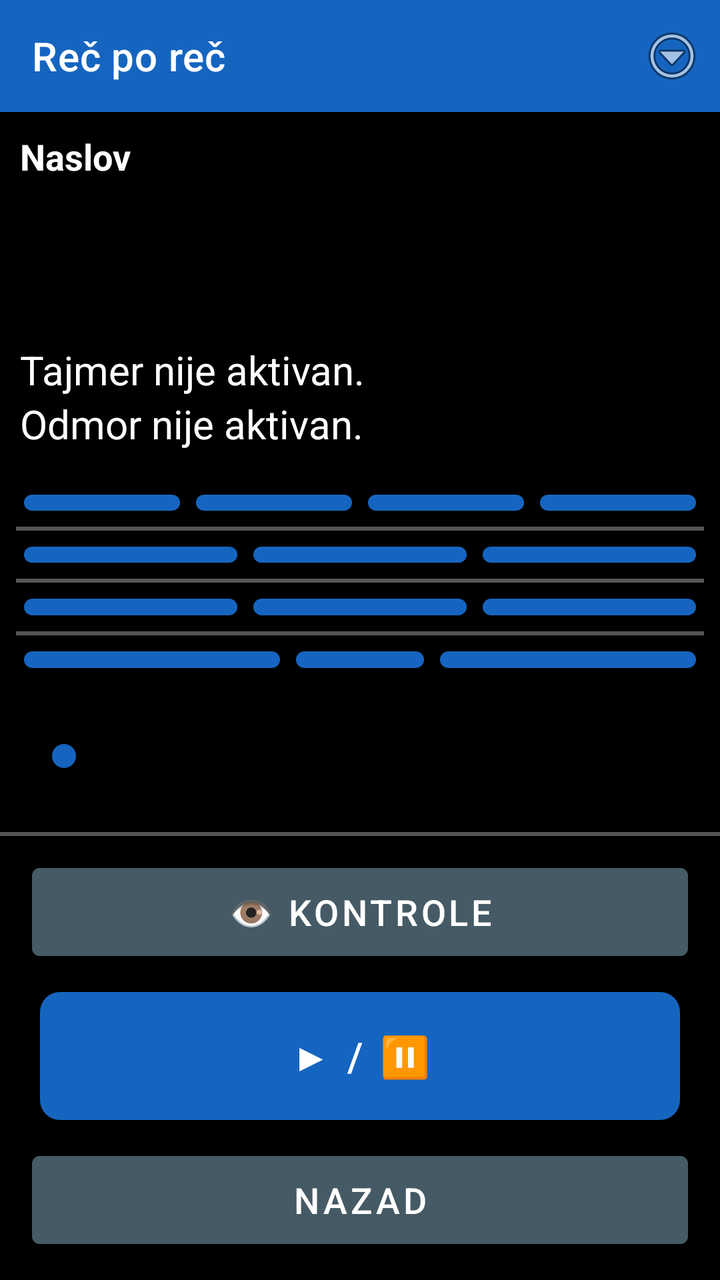
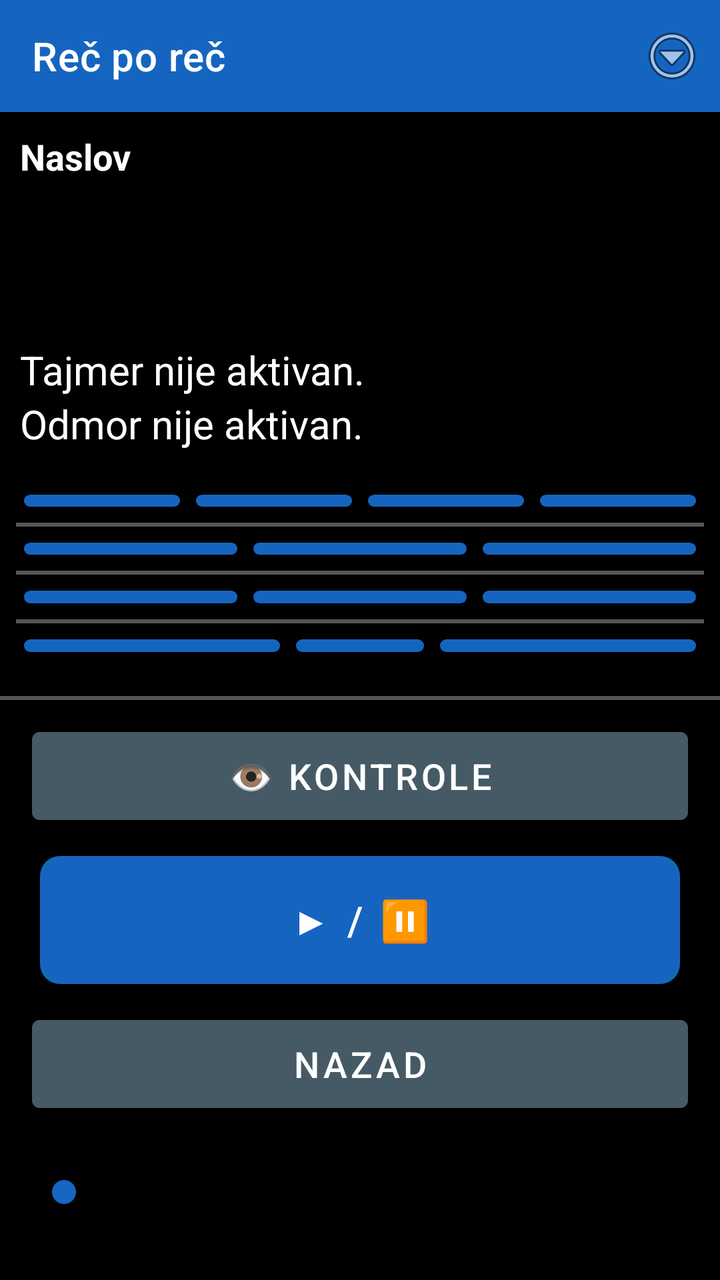

Compare the two renders of this Android layout. The source of the first and the diff that turns it into the second are given below.
<!-- AndroidManifest.xml: application theme Theme.RecPoRec -->
<!-- res/layout/activity_reader.xml -->
<?xml version="1.0" encoding="utf-8"?>
<LinearLayout xmlns:android="http://schemas.android.com/apk/res/android"
    xmlns:app="http://schemas.android.com/apk/res-auto"
    android:layout_width="match_parent"
    android:layout_height="match_parent"
    android:orientation="vertical"
    android:fitsSystemWindows="true"
    android:background="@color/background">

    
    <androidx.appcompat.widget.Toolbar
        android:id="@+id/toolbar"
        android:layout_width="match_parent"
        android:layout_height="?attr/actionBarSize"
        android:background="@color/btn_voice"
        android:titleTextColor="@color/text_primary"
        app:title="@string/app_name">

        <ImageButton
            android:id="@+id/btnOverflow"
            android:layout_width="48dp"
            android:layout_height="48dp"
            android:layout_gravity="end|center_vertical"
            android:background="@android:color/transparent"
            android:contentDescription="@string/menu_options_button"
            android:src="@android:drawable/ic_menu_more" />
    </androidx.appcompat.widget.Toolbar>

    
    <LinearLayout
        android:id="@+id/layoutStatus"
        android:layout_width="match_parent"
        android:layout_height="wrap_content"
        android:orientation="vertical"
        android:padding="10dp">

        <TextView
            android:id="@+id/textDocTitle"
            android:layout_width="match_parent"
            android:layout_height="wrap_content"
            android:textSize="18sp"
            android:textStyle="bold"
            android:textColor="@color/text_primary"
            android:maxLines="1"
            android:ellipsize="end"
            android:text="Naslov" />

        <TextView
            android:id="@+id/textPages"
            android:layout_width="match_parent"
            android:layout_height="wrap_content"
            android:textSize="20sp"
            android:textColor="@color/text_primary"
            android:accessibilityLiveRegion="polite" />

        <TextView
            android:id="@+id/textElapsed"
            android:layout_width="match_parent"
            android:layout_height="wrap_content"
            android:textSize="20sp"
            android:textColor="@color/text_primary" />

        <TextView
            android:id="@+id/textRemaining"
            android:layout_width="match_parent"
            android:layout_height="wrap_content"
            android:textSize="20sp"
            android:textColor="@color/text_primary" />

        <TextView
            android:id="@+id/textTimerStatus"
            android:layout_width="match_parent"
            android:layout_height="wrap_content"
            android:textSize="20sp"
            android:textColor="@color/text_primary"
            android:text="Tajmer nije aktivan." />

        <TextView
            android:id="@+id/textRestStatus"
            android:layout_width="match_parent"
            android:layout_height="wrap_content"
            android:textSize="20sp"
            android:textColor="@color/text_primary"
            android:text="Odmor nije aktivan." />
    </LinearLayout>

    
    <LinearLayout
        android:layout_width="match_parent"
        android:layout_height="0dp"
        android:layout_weight="1"
        android:orientation="vertical"
        android:padding="8dp">

        
        <LinearLayout
            android:id="@+id/layoutRow1"
            android:layout_width="match_parent"
            android:layout_height="0dp"
            android:layout_weight="1"
            android:orientation="horizontal">

            <Button android:id="@+id/btnBookmarks" style="@style/KeyButton"
                android:backgroundTint="@color/btn_goto_page"
                android:contentDescription="Oznake - dodaj, ukloni ili ukloni sve oznake u ovom dokumentu. Dug pritisak: brzo dodaj oznaku."
                android:textSize="18sp"
                android:text="🔖 Oznake" />

            <Button android:id="@+id/btnGoTo" style="@style/KeyButton"
                android:backgroundTint="@color/btn_goto_page"
                android:contentDescription="Idi na stranicu, minut ili oznaku. Dug pritisak: idi na početak dokumenta."
                android:textSize="18sp"
                android:text="➜ Idi na" />

            <Button android:id="@+id/btnSelectAll" style="@style/KeyButton"
                android:backgroundTint="@color/btn_combined"
                android:contentDescription="Odaberi sve. Dug pritisak: kopiraj odabrano."
                android:textSize="18sp"
                android:text="Odaberi sve" />

            <Button android:id="@+id/btnSearchText" style="@style/KeyButton"
                android:backgroundTint="@color/btn_goto_page"
                android:contentDescription="Pretraži tekst dokumenta. Dug pritisak: ponovi poslednju pretragu."
                android:textSize="18sp"
                android:text="🔍 Pretraga" />
        </LinearLayout>

        
        <View
            android:id="@+id/dividerRow1"
            android:layout_width="match_parent"
            android:layout_height="2dp"
            android:layout_marginTop="4dp"
            android:layout_marginBottom="4dp"
            android:background="@color/slider_track"
            android:importantForAccessibility="no" />

        
        <LinearLayout
            android:id="@+id/layoutRow2"
            android:layout_width="match_parent"
            android:layout_height="0dp"
            android:layout_weight="1"
            android:orientation="horizontal">

            <Button android:id="@+id/btnPrevChapter" style="@style/KeyButton"
                android:backgroundTint="@color/btn_chapter"
                android:contentDescription="@string/btn_prev_chapter"
                android:textSize="18sp"
                android:text="⏮ Poglavlje" />

            <Button android:id="@+id/btnAutoScroll" style="@style/KeyButton"
                android:backgroundTint="@color/btn_combined"
                android:contentDescription="Automatski listaj dokument."
                android:text="Automatski listaj" />

            <Button android:id="@+id/btnNextChapter" style="@style/KeyButton"
                android:backgroundTint="@color/btn_chapter"
                android:contentDescription="@string/btn_next_chapter"
                android:textSize="18sp"
                android:text="Poglavlje ⏭" />
        </LinearLayout>

        <View
            android:id="@+id/dividerRow2"
            android:layout_width="match_parent"
            android:layout_height="2dp"
            android:layout_marginTop="4dp"
            android:layout_marginBottom="4dp"
            android:background="@color/slider_track"
            android:importantForAccessibility="no" />

        
        <LinearLayout
            android:id="@+id/layoutRow3"
            android:layout_width="match_parent"
            android:layout_height="0dp"
            android:layout_weight="1"
            android:orientation="horizontal">

            <Button android:id="@+id/btnTimer" style="@style/KeyButton"
                android:backgroundTint="@color/btn_timer"
                android:contentDescription="@string/btn_timer"
                android:text="⏱ Tajmer" />

            <Button android:id="@+id/btnWakeUp" style="@style/KeyButton"
                android:backgroundTint="@color/btn_wakeup"
                android:contentDescription="Probudi me u tačno vreme. Dug pritisak: isključi buđenje."
                android:textSize="18sp"
                android:text="⏰ Probudi" />

            <Button android:id="@+id/btnScheduleReading" style="@style/KeyButton"
                android:backgroundTint="@color/btn_voice"
                android:contentDescription="Zakaži čitanje."
                android:text="Zakaži čitanje" />
        </LinearLayout>

        <View
            android:id="@+id/dividerRow3"
            android:layout_width="match_parent"
            android:layout_height="2dp"
            android:layout_marginTop="4dp"
            android:layout_marginBottom="4dp"
            android:background="@color/slider_track"
            android:importantForAccessibility="no" />

        
        <LinearLayout
            android:id="@+id/layoutRow5"
            android:layout_width="match_parent"
            android:layout_height="0dp"
            android:layout_weight="1"
            android:orientation="horizontal">

            <Button android:id="@+id/btnStepBack" style="@style/KeyButton"
                android:layout_weight="2"
                android:backgroundTint="@color/btn_page_nav"
                android:contentDescription="@string/slider_back"
                android:text="◀ 5%" />

            <Button android:id="@+id/btnRemindMe" style="@style/KeyButton"
                android:backgroundTint="@color/btn_timer"
                android:contentDescription="Podsetnik, vraća dokument unazad. Dug pritisak: ponovi poslednji podsetnik."
                android:textSize="18sp"
                android:text="⏰ Podseti" />

            <Button android:id="@+id/btnStepForward" style="@style/KeyButton"
                android:layout_weight="2"
                android:backgroundTint="@color/btn_page_nav"
                android:contentDescription="@string/slider_forward"
                android:text="5% ▶" />
        </LinearLayout>

    </LinearLayout>

    
    <SeekBar
        android:id="@+id/seekProgress"
        android:layout_width="match_parent"
        android:layout_height="56dp"
        android:layout_marginStart="16dp"
        android:layout_marginEnd="16dp"
        android:layout_marginTop="4dp"
        android:contentDescription="@string/slider_position"
        android:max="100"
        android:progressTint="@color/btn_voice"
        android:thumbTint="@color/btn_voice" />

    <View
        android:id="@+id/dividerRow4"
        android:layout_width="match_parent"
        android:layout_height="2dp"
        android:layout_marginTop="10dp"
        android:layout_marginBottom="10dp"
        android:background="@color/slider_track"
        android:importantForAccessibility="no" />

    
    <Button
        android:id="@+id/btnToggleControls"
        android:layout_width="match_parent"
        android:layout_height="56dp"
        android:layout_marginStart="16dp"
        android:layout_marginEnd="16dp"
        android:layout_marginBottom="8dp"
        android:textSize="18sp"
        android:backgroundTint="@color/btn_combined"
        android:textColor="@color/button_text"
        android:contentDescription="Prikaži ili sakrij kontrole. Dug pritisak: Kratak predah, pauzira čitanje na 15 minuta."
        android:text="👁 Kontrole" />

    <LinearLayout
        android:layout_width="match_parent"
        android:layout_height="72dp"
        android:layout_marginStart="16dp"
        android:layout_marginEnd="16dp"
        android:layout_marginBottom="8dp"
        android:orientation="horizontal">

        <Button android:id="@+id/btnPlayPause" style="@style/KeyButton"
            android:backgroundTint="@color/btn_play"
            android:contentDescription="@string/btn_play_pause"
            android:text="▶ / ⏸" />
    </LinearLayout>

    <Button
        android:id="@+id/btnBack"
        android:layout_width="match_parent"
        android:layout_height="56dp"
        android:layout_marginStart="16dp"
        android:layout_marginEnd="16dp"
        android:layout_marginBottom="12dp"
        android:textSize="18sp"
        android:backgroundTint="@color/btn_combined"
        android:textColor="@color/button_text"
        android:contentDescription="Nazad. Zatvara dokument, vraća na listu. Dug pritisak: pošalji aplikaciju u pozadinu."
        android:text="Nazad" />

</LinearLayout>
<!-- resources referenced by this layout -->
<resources>
  <color name="background">#000000</color>
  <color name="btn_chapter">#2E7D32</color>
  <color name="btn_combined">#455A64</color>
  <color name="btn_goto_page">#5D4037</color>
  <color name="btn_page_nav">#AD1457</color>
  <color name="btn_play">#D84315</color>
  <color name="btn_timer">#6A1B9A</color>
  <color name="btn_voice">#1565C0</color>
  <color name="btn_wakeup">#C62828</color>
  <color name="button_text">#FFFFFF</color>
  <color name="slider_track">#555555</color>
  <color name="text_primary">#FFFFFF</color>
  <string name="app_name">Reč po reč</string>
  <string name="btn_next_chapter">Sledeće poglavlje. Dug pritisak: spisak svih poglavlja.</string>
  <string name="btn_play_pause">Pokreni/Pauziraj čitanje. Dug pritisak: reci trenutni status.</string>
  <string name="btn_prev_chapter">Prethodno poglavlje. Dug pritisak: ponovi trenutno poglavlje.</string>
  <string name="btn_timer">Tajmer za automatsku pauzu. Dug pritisak: isključi tajmer.</string>
  <string name="menu_options_button">Opcije. Dug pritisak: provera dozvola.</string>
  <string name="slider_back">Pomeri pet posto unazad. Dug pritisak: ponovi trenutnu stranicu.</string>
  <string name="slider_forward">Pomeri pet posto unapred. Dug pritisak: poništi poslednju radnju.</string>
  <string name="slider_position">Klizač za pomeranje kroz knjigu, pet posto po koraku</string>
  <style name="KeyButton">
          <item name="android:layout_width">0dp</item>
          <item name="android:layout_height">match_parent</item>
          <item name="android:layout_weight">1</item>
          <item name="android:layout_margin">4dp</item>
          <item name="android:textSize">20sp</item>
          <item name="android:textColor">@color/button_text</item>
          <item name="android:background">@drawable/key_button_shape</item>
          <item name="android:stateListAnimator">@null</item>
          <item name="android:elevation">0dp</item>
      </style>
  <style name="Theme.RecPoRec" parent="Theme.MaterialComponents.DayNight.NoActionBar">
          <item name="android:windowBackground">@color/background</item>
          <item name="android:textColorPrimary">@color/text_primary</item>
          <item name="colorPrimary">@color/btn_voice</item>
          <item name="colorOnPrimary">@color/button_text</item>
          <item name="alertDialogTheme">@style/RecPoRecAlertDialog</item>
          <item name="android:alertDialogTheme">@style/RecPoRecAlertDialog</item>
      </style>
  <!-- drawable key_button_shape (drawable) -->
  <?xml version="1.0" encoding="utf-8"?>
  <shape xmlns:android="http://schemas.android.com/apk/res/android"
      android:shape="rectangle">
      <corners android:radius="10dp" />
      <solid android:color="#FFFFFF" />
  </shape>
  <style name="RecPoRecDialogText" parent="TextAppearance.AppCompat.Medium">
          <item name="android:textSize">20sp</item>
          <item name="android:textColor">@color/text_primary</item>
      </style>
  <style name="RecPoRecDialogButton" parent="Widget.AppCompat.Button.ButtonBar.AlertDialog">
          <item name="android:textSize">18sp</item>
          <item name="android:textColor">@color/btn_goto_page</item>
          <item name="android:textStyle">bold</item>
      </style>
  <!-- unchanged entries left out for length: 1 -->
</resources>

<!-- the commit's change to res/layout/activity_reader.xml (unified diff, before → after) -->
@@ -233,19 +233,6 @@
 
     </LinearLayout>
 
-    
-    <SeekBar
-        android:id="@+id/seekProgress"
-        android:layout_width="match_parent"
-        android:layout_height="56dp"
-        android:layout_marginStart="16dp"
-        android:layout_marginEnd="16dp"
-        android:layout_marginTop="4dp"
-        android:contentDescription="@string/slider_position"
-        android:max="100"
-        android:progressTint="@color/btn_voice"
-        android:thumbTint="@color/btn_voice" />
-
     <View
         android:id="@+id/dividerRow4"
         android:layout_width="match_parent"
@@ -289,11 +276,24 @@
         android:layout_height="56dp"
         android:layout_marginStart="16dp"
         android:layout_marginEnd="16dp"
-        android:layout_marginBottom="12dp"
+        android:layout_marginBottom="8dp"
         android:textSize="18sp"
         android:backgroundTint="@color/btn_combined"
         android:textColor="@color/button_text"
         android:contentDescription="Nazad. Zatvara dokument, vraća na listu. Dug pritisak: pošalji aplikaciju u pozadinu."
         android:text="Nazad" />
 
+    
+    <SeekBar
+        android:id="@+id/seekProgress"
+        android:layout_width="match_parent"
+        android:layout_height="56dp"
+        android:layout_marginStart="16dp"
+        android:layout_marginEnd="16dp"
+        android:layout_marginBottom="16dp"
+        android:contentDescription="@string/slider_position"
+        android:max="100"
+        android:progressTint="@color/btn_voice"
+        android:thumbTint="@color/btn_voice" />
+
 </LinearLayout>
